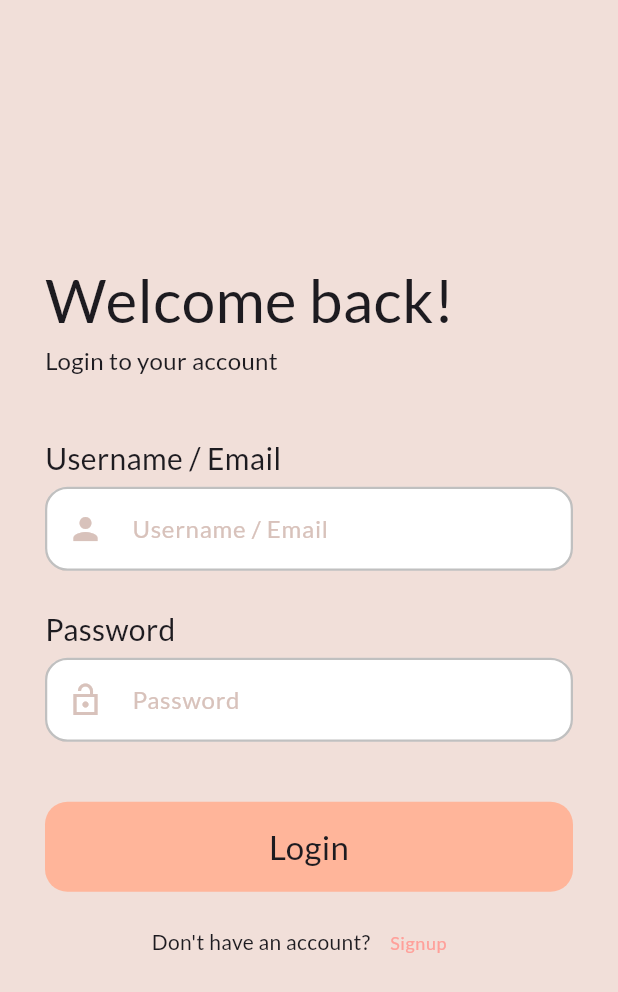
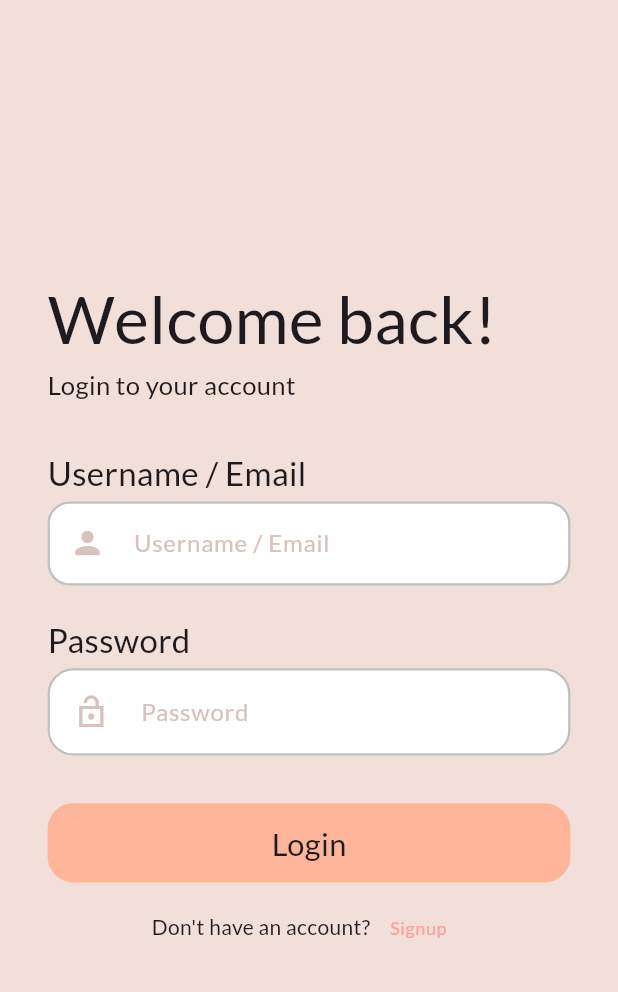
Before and after one commit to TeeWrath/Annapurna, a Flutter app: the screen it shows after launch, after a tap on "Login", on a phone screen of 412 x 824 dp. Shown: the top 992 px of the screen. Run offline on Flutter 3.47's test engine with Material 3 defaults, Android fonts, the phone set to English and light mode, and no system bars; drawn by our look-alikes of flutter_platform_widgets; our stand-ins replace cloud_firestore, firebase_auth, firebase_core, flutter_riverpod, flutter_screenutil, go_router and 2 more; accounts and stored records are empty; network calls fail.

Commit message:
feat: adjusted everything as per screenutils

```diff
--- a/lib/view/categories.dart
+++ b/lib/view/categories.dart
@@ -1,5 +1,6 @@
 import 'package:flutter/material.dart';
 import 'package:flutter_riverpod/flutter_riverpod.dart';
+import 'package:flutter_screenutil/flutter_screenutil.dart';
 import 'package:meals/controllers/filters_provider.dart';
 import 'package:meals/core/data/dummy_data.dart';
 import 'package:meals/models/category.dart';
@@ -58,7 +59,7 @@ class _CategoriesScreenState extends ConsumerState<CategoriesScreen>
     return AnimatedBuilder(
         animation: _animationController,
         child: GridView(
-          padding: const EdgeInsets.all(16),
+          padding: EdgeInsets.all(35.r), // 16
           gridDelegate: const SliverGridDelegateWithFixedCrossAxisCount(
               crossAxisCount: 2,
               childAspectRatio: 3 / 2,
--- a/lib/view/login.dart
+++ b/lib/view/login.dart
@@ -1,6 +1,7 @@
 import 'package:cloud_firestore/cloud_firestore.dart';
 import 'package:flutter/material.dart';
 import 'package:flutter_riverpod/flutter_riverpod.dart';
+import 'package:flutter_screenutil/flutter_screenutil.dart';
 import 'package:go_router/go_router.dart';
 import 'package:meals/controllers/auth_controller.dart';
 import 'package:meals/core/routes/app_route_const.dart';
@@ -40,7 +41,8 @@ class _LoginScreenState extends ConsumerState<LoginScreen> {
     try {
       // Fetch the username from Firestore
       String userId = auth.auth.currentUser!.uid; // Get the current user's UID
-    DocumentSnapshot userDoc = await core.collection('user').doc(userId).get();
+      DocumentSnapshot userDoc =
+          await core.collection('user').doc(userId).get();
 
       // Check if the document exists and retrieve the username
       if (userDoc.exists) {
@@ -59,7 +61,6 @@ class _LoginScreenState extends ConsumerState<LoginScreen> {
     }
   }
 
-
   @override
   Widget build(BuildContext context) {
     final isLoading = ref.watch(authProvider);
@@ -70,7 +71,7 @@ class _LoginScreenState extends ConsumerState<LoginScreen> {
         toolbarHeight: 0,
       ),
       body: Padding(
-        padding: const EdgeInsets.all(30.0),
+        padding: EdgeInsets.all(65.r),
         child: Align(
           alignment: Alignment.center,
           child: SingleChildScrollView(
@@ -79,70 +80,70 @@ class _LoginScreenState extends ConsumerState<LoginScreen> {
               crossAxisAlignment: CrossAxisAlignment.start,
               children: [
                 // Heading
-                const Text(
+                Text(
                   'Welcome back!',
-                  style: TextStyle(fontSize: 40),
+                  style: TextStyle(fontSize: 90.sp),
                 ),
 
                 // Sub-Heading
-                const Text('Login to your account',
-                    style: TextStyle(fontSize: 16)),
-                const SizedBox(height: 40),
+                Text('Login to your account',
+                    style: TextStyle(fontSize: 35.sp)),
+                SizedBox(height: 15.h),
 
                 // Username Text-box
-                const Text('Username / Email', style: TextStyle(fontSize: 20)),
-                const SizedBox(height: 4),
+                Text('Username / Email', style: TextStyle(fontSize: 45.sp)),
+                SizedBox(height: 1.5.h),
                 TextField(
                   controller: emailController,
-                  decoration: const InputDecoration(
+                  decoration: InputDecoration(
                     prefixIcon: Padding(
-                      padding: EdgeInsets.all(15.0),
+                      padding: EdgeInsets.all(30.r),
                       child: Icon(Icons.person),
                     ),
                     hintText: 'Username / Email',
                     filled: true,
                     fillColor: Colors.white,
                     enabledBorder: OutlineInputBorder(
-                      borderRadius: BorderRadius.all(Radius.circular(15)),
+                      borderRadius: BorderRadius.all(Radius.circular(30.r)),
                       borderSide: BorderSide(
                           color: Color.fromARGB(63, 0, 0, 0), width: 1.5),
                     ),
                     focusedBorder: OutlineInputBorder(
-                      borderRadius: BorderRadius.all(Radius.circular(15)),
+                      borderRadius: BorderRadius.all(Radius.circular(30.r)),
                       borderSide: BorderSide(
                           color: Color.fromARGB(63, 0, 0, 0), width: 1.5),
                     ),
                   ),
                 ),
-                const SizedBox(height: 25),
+                SizedBox(height: 10.h),
 
                 // Password text-box
-                const Text('Password', style: TextStyle(fontSize: 20)),
-                const SizedBox(height: 4),
+                Text('Password', style: TextStyle(fontSize: 45.sp)),
+                SizedBox(height: 1.5.h),
                 TextField(
                   obscureText: true,
                   controller: passwordController,
-                  decoration: const InputDecoration(
+                  decoration: InputDecoration(
                     prefixIcon: Padding(
-                      padding: EdgeInsets.all(15.0),
+                      padding: EdgeInsets.all(35.r),
                       child: Icon(Icons.lock_open_sharp),
                     ),
                     hintText: 'Password',
                     filled: true,
                     fillColor: Colors.white,
                     enabledBorder: OutlineInputBorder(
-                      borderRadius: BorderRadius.all(Radius.circular(15)),
+                      borderRadius: BorderRadius.all(Radius.circular(35.r)),
                       borderSide: BorderSide(
                           color: Color.fromARGB(63, 0, 0, 0), width: 1.5),
                     ),
                     focusedBorder: OutlineInputBorder(
-                      borderRadius: BorderRadius.all(Radius.circular(15)),
+                      borderRadius: BorderRadius.all(Radius.circular(35.r)),
                       borderSide: BorderSide(
                           color: Color.fromARGB(63, 0, 0, 0), width: 1.5),
                     ),
                   ),
                 ),
-                const SizedBox(height: 40),
+                SizedBox(height: 15.h),
 
                 // Login Button
                 SizedBox(
@@ -152,7 +153,7 @@ class _LoginScreenState extends ConsumerState<LoginScreen> {
                     focusColor: Theme.of(context).colorScheme.primary,
                     highlightColor: Theme.of(context).colorScheme.primary,
                     customBorder: RoundedRectangleBorder(
-                      borderRadius: BorderRadius.circular(15),
+                      borderRadius: BorderRadius.circular(35.r),
                     ),
                     child: isLoading
                         ? const Center(
@@ -160,19 +161,19 @@ class _LoginScreenState extends ConsumerState<LoginScreen> {
                           )
                         : Container(
                             width: double.infinity,
-                            height: 60,
+                            height: 25.h,
                             decoration: BoxDecoration(
                                 color: Theme.of(context).colorScheme.primary,
-                                borderRadius: BorderRadius.circular(15)),
-                            child: const Center(
-                              child:
-                                  Text('Login', style: TextStyle(fontSize: 22)),
+                                borderRadius: BorderRadius.circular(35.r)),
+                            child: Center(
+                              child: Text('Login',
+                                  style: TextStyle(fontSize: 42.sp)),
                             ),
                           ),
                   ),
                 ),
-                const SizedBox(
-                  height: 10,
+                SizedBox(
+                  height: 3.h,
                 ),
                 Center(
                   child: Row(
--- a/lib/view/meals.dart
+++ b/lib/view/meals.dart
@@ -1,4 +1,5 @@
 import 'package:flutter/material.dart';
+import 'package:flutter_screenutil/flutter_screenutil.dart';
 import 'package:meals/models/meal.dart';
 import 'package:meals/core/widgets/meal_item.dart';
 
@@ -27,8 +28,8 @@ class MealsScreen extends StatelessWidget {
                     color: Theme.of(context).colorScheme.onSurface,
                   ),
             ),
-            const SizedBox(
-              height: 16,
+            SizedBox(
+              height: 8.h, //16
             ),
             Text(
               'Try choosing different category',
--- a/lib/view/signup.dart
+++ b/lib/view/signup.dart
@@ -179,8 +179,8 @@ class _SignupScreenState extends ConsumerState<SignupScreen> {
                           ),
                   ),
                 ),
-                const SizedBox(
-                  height: 10,
+                SizedBox(
+                  height: 5.h,
                 ),
                 Center(
                   child: Row(
```
Also changed, not shown: lib/core/widgets/category_grid_item.dart (+7 -6 lines), lib/core/widgets/main_drawer.dart (+6 -6 lines), lib/core/widgets/meal_item.dart (+13 -12 lines), lib/view/meal_detail.dart (+11 -10 lines). Lines whose indentation alone changed are shown as unchanged.
